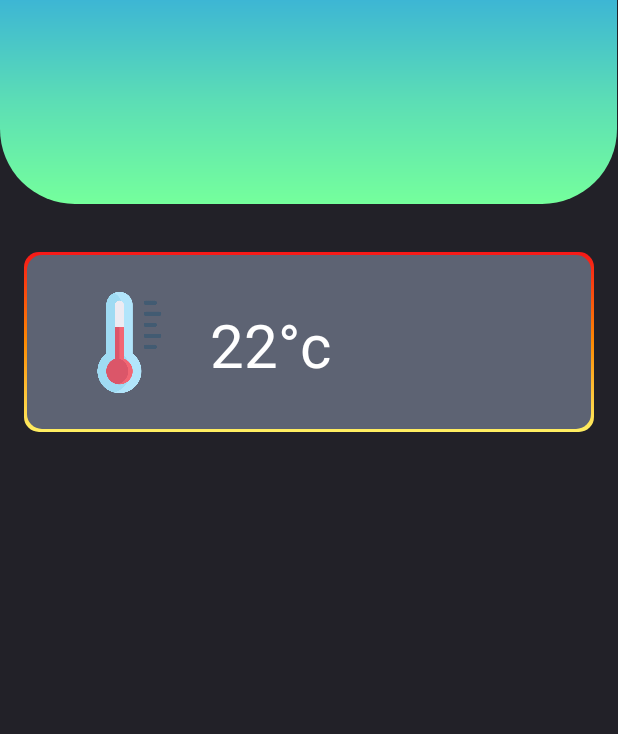
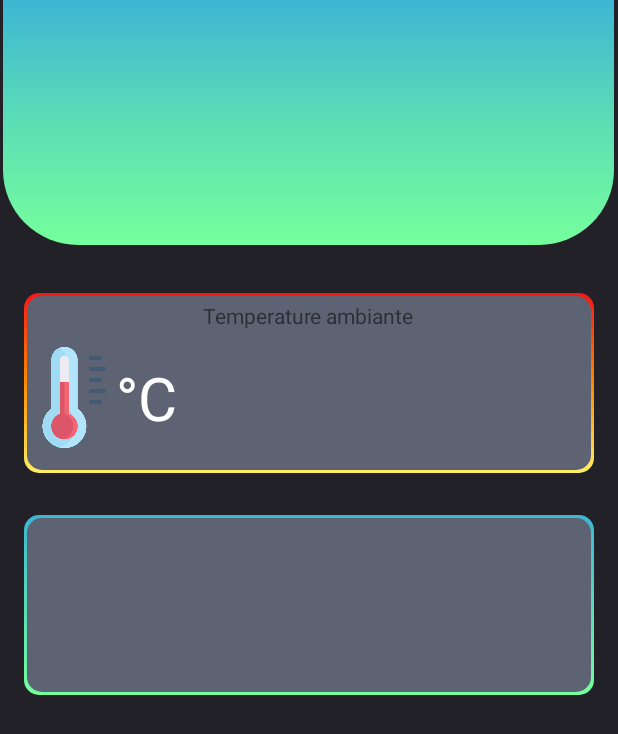
Before and after one commit to Naxisitre/SmartSpace, an Android app: the screen it shows after launch (MainActivity), on a phone screen of 412 x 824 dp. Shown: the top 734 px of the screen. Run offline under Robolectric (Android 15) with nearby library versions, the light colour scheme and no system bars.

Commit message:
(+) (components) création d'une view pour le composant température

```diff
--- a/app/src/main/java/iutinfo/lp/devmob/smartspace/MainActivity.kt
+++ b/app/src/main/java/iutinfo/lp/devmob/smartspace/MainActivity.kt
@@ -10,6 +10,8 @@ class MainActivity : AppCompatActivity() {
         super.onCreate(savedInstanceState)
         setContentView(R.layout.activity_main)
         supportActionBar?.hide()
+
+        findViewById<TemperatureView>(R.id.temperatueAmbiante).setTemp(24)
     }
 
 }
--- /dev/null
+++ b/app/src/main/java/iutinfo/lp/devmob/smartspace/TemperatureView.kt
@@ -0,0 +1,17 @@
+package iutinfo.lp.devmob.smartspace
+
+import android.content.Context
+import android.util.AttributeSet
+import android.widget.FrameLayout
+import android.widget.TextView
+
+class TemperatureView(context: Context, attrs: AttributeSet?) : FrameLayout(context, attrs) {
+
+    init {
+        inflate(context, R.layout.temperature_view, this)
+    }
+
+    fun setTemp(temp: Int) {
+        findViewById<TextView>(R.id.textView3).setText("°C")
+    }
+}
--- a/app/src/main/res/drawable/rectangle_temp.xml
+++ b/app/src/main/res/drawable/rectangle_temp.xml
@@ -1,6 +1,5 @@
 <?xml version="1.0" encoding="utf-8"?>
 <layer-list xmlns:android="http://schemas.android.com/apk/res/android">
-
     <item>
         <shape android:shape="rectangle">
             <gradient
--- a/app/src/main/res/layout/activity_main.xml
+++ b/app/src/main/res/layout/activity_main.xml
@@ -7,55 +7,34 @@
     tools:context=".MainActivity"
     android:background="@color/black_background">
 
-    <TextView
-        android:id="@+id/textView4"
-        style="@style/container_temp"
-        android:layout_width="380dp"
-        android:layout_height="120dp"
-        android:layout_marginTop="32dp"
+    <iutinfo.lp.devmob.smartspace.TemperatureView
+        android:id="@+id/temperatueAmbiante"
+        android:layout_width="wrap_content"
+        android:layout_height="wrap_content"
         app:layout_constraintEnd_toEndOf="parent"
         app:layout_constraintStart_toStartOf="parent"
-        app:layout_constraintTop_toBottomOf="@+id/textView2" />
+        app:layout_constraintTop_toBottomOf="@+id/textView2"/>
 
     <TextView
         android:id="@+id/textView"
         style="@style/container_light"
         android:layout_width="380dp"
         android:layout_height="120dp"
+        android:layout_marginTop="28dp"
+        android:layout_marginEnd="16dp"
         app:layout_constraintEnd_toEndOf="parent"
-        app:layout_constraintStart_toStartOf="parent"
-        tools:layout_editor_absoluteY="309dp" />
+        app:layout_constraintTop_toBottomOf="@+id/temperatueAmbiante" />
 
     <TextView
         android:id="@+id/textView2"
         style="@style/container_title"
-        android:layout_width="411dp"
-        android:layout_height="136dp"
+        android:layout_width="407dp"
+        android:layout_height="163dp"
         app:layout_constraintEnd_toEndOf="parent"
         app:layout_constraintHorizontal_bias="0.466"
         app:layout_constraintStart_toStartOf="parent"
         app:layout_constraintTop_toTopOf="parent" />
 
-    <TextView
-        android:id="@+id/textView3"
-        style="@style/temperature_text"
-        android:layout_width="84dp"
-        android:layout_height="51dp"
-        android:layout_marginEnd="172dp"
-        android:text="@string/temperature"
-        app:layout_constraintBottom_toBottomOf="@+id/textView4"
-        app:layout_constraintEnd_toEndOf="@+id/textView4"
-        app:layout_constraintTop_toTopOf="@+id/textView4" />
 
-    <ImageView
-        android:id="@+id/imageView"
-        android:layout_width="61dp"
-        android:layout_height="90dp"
-        app:layout_constraintBottom_toBottomOf="@+id/textView4"
-        app:layout_constraintEnd_toStartOf="@+id/textView3"
-        app:layout_constraintHorizontal_bias="0.58"
-        app:layout_constraintStart_toStartOf="@+id/textView4"
-        app:layout_constraintTop_toTopOf="@+id/textView4"
-        app:srcCompat="@drawable/temp_icon" />
 
 </androidx.constraintlayout.widget.ConstraintLayout>
--- /dev/null
+++ b/app/src/main/res/layout/temperature_view.xml
@@ -0,0 +1,36 @@
+<?xml version="1.0" encoding="utf-8"?>
+<LinearLayout xmlns:android="http://schemas.android.com/apk/res/android"
+    android:id="@+id/textView4"
+    style="@style/container_temp"
+    android:layout_width="380dp"
+    android:layout_height="120dp"
+    android:layout_marginTop="32dp"
+    android:gravity="center"
+    android:orientation="vertical">
+
+    <TextView
+        android:id="@+id/title"
+        android:layout_width="wrap_content"
+        android:layout_height="wrap_content"
+        android:layout_centerHorizontal="true"
+        android:text="Temperature ambiante" />
+
+    <LinearLayout
+        android:layout_width="match_parent"
+        android:layout_height="wrap_content"
+        android:gravity="center_vertical">
+
+        <ImageView
+            android:id="@+id/imageView"
+            android:layout_width="61dp"
+            android:layout_height="90dp"
+            android:src="@drawable/temp_icon" />
+
+        <TextView
+            android:id="@+id/textView3"
+            style="@style/temperature_text"
+            android:layout_width="wrap_content"
+            android:layout_height="wrap_content"
+            android:text="@string/temperature" />
+    </LinearLayout>
+</LinearLayout>
```
